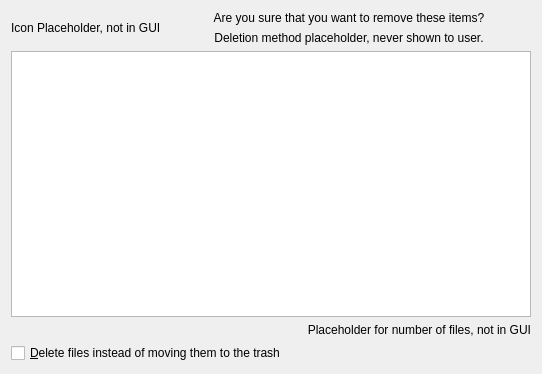
Before: the Qt Designer form deletedialogbase.ui in KDE/juk, drawn with Qt 5.
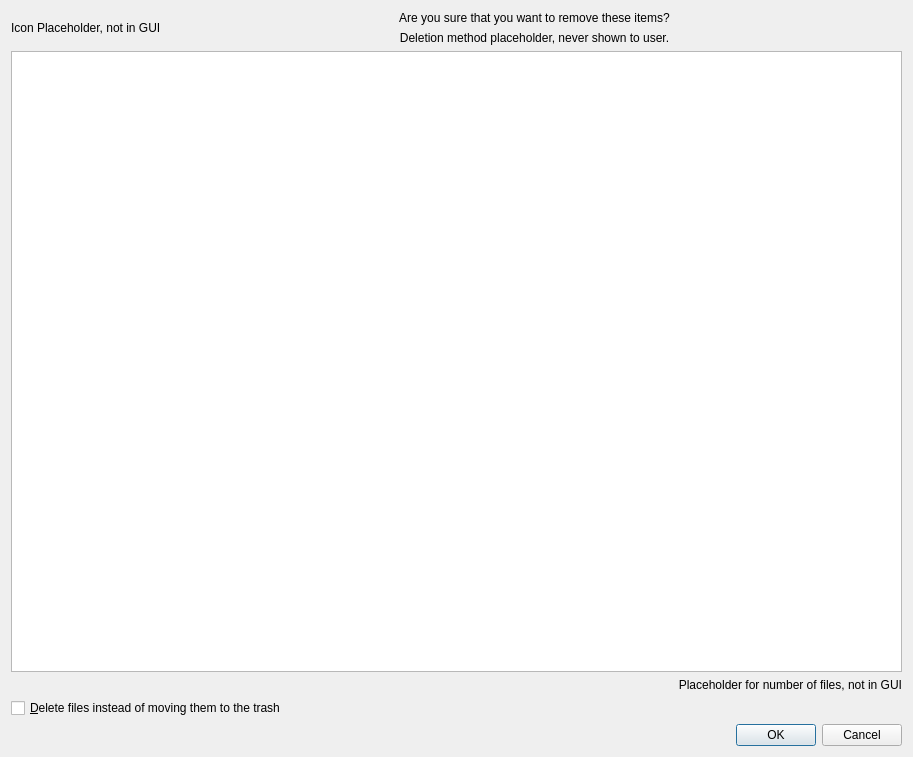
After: the same form once the commit is applied.

Commit message: Port the delete files dialog to QDialog.

Patch:
```diff
--- a/deletedialogbase.ui
+++ b/deletedialogbase.ui
@@ -6,8 +6,8 @@
    <rect>
     <x>0</x>
     <y>0</y>
-    <width>542</width>
-    <height>374</height>
+    <width>913</width>
+    <height>757</height>
    </rect>
   </property>
   <property name="minimumSize">
@@ -120,6 +120,13 @@
      </property>
     </widget>
    </item>
+   <item>
+    <widget class="QDialogButtonBox" name="ddButtonBox">
+     <property name="standardButtons">
+      <set>QDialogButtonBox::Cancel|QDialogButtonBox::Ok</set>
+     </property>
+    </widget>
+   </item>
   </layout>
  </widget>
  <resources/>
```
Left out of the diff: 41 changed lines with no effect on the pictures. The commit also changes 2 other files.
